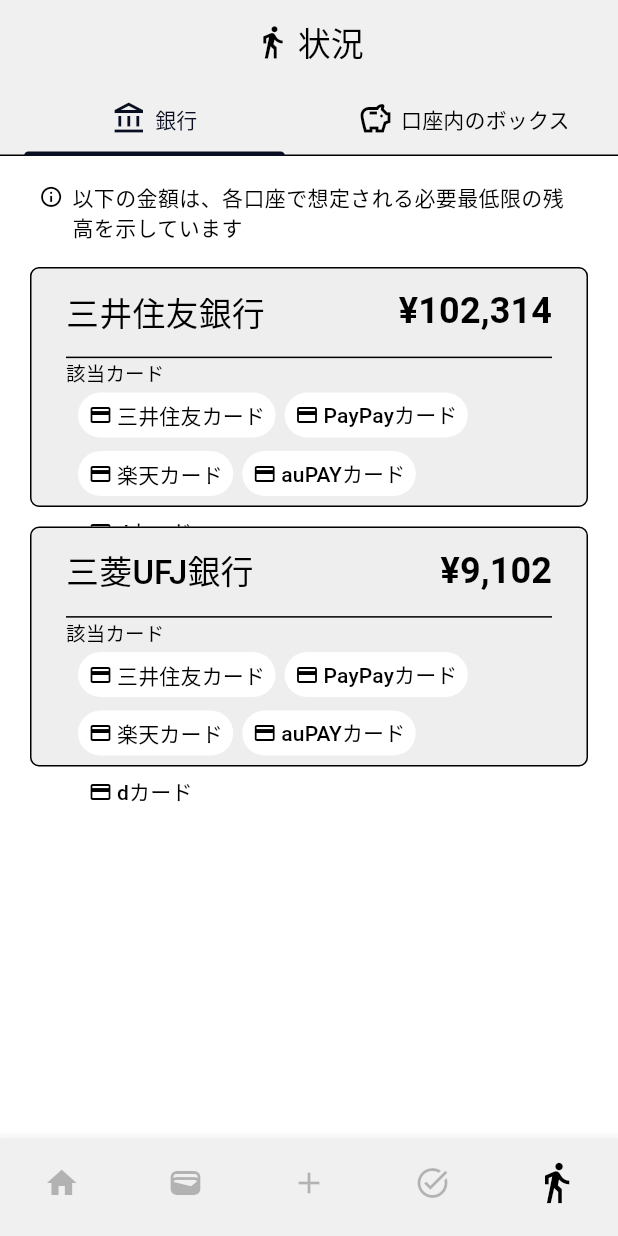
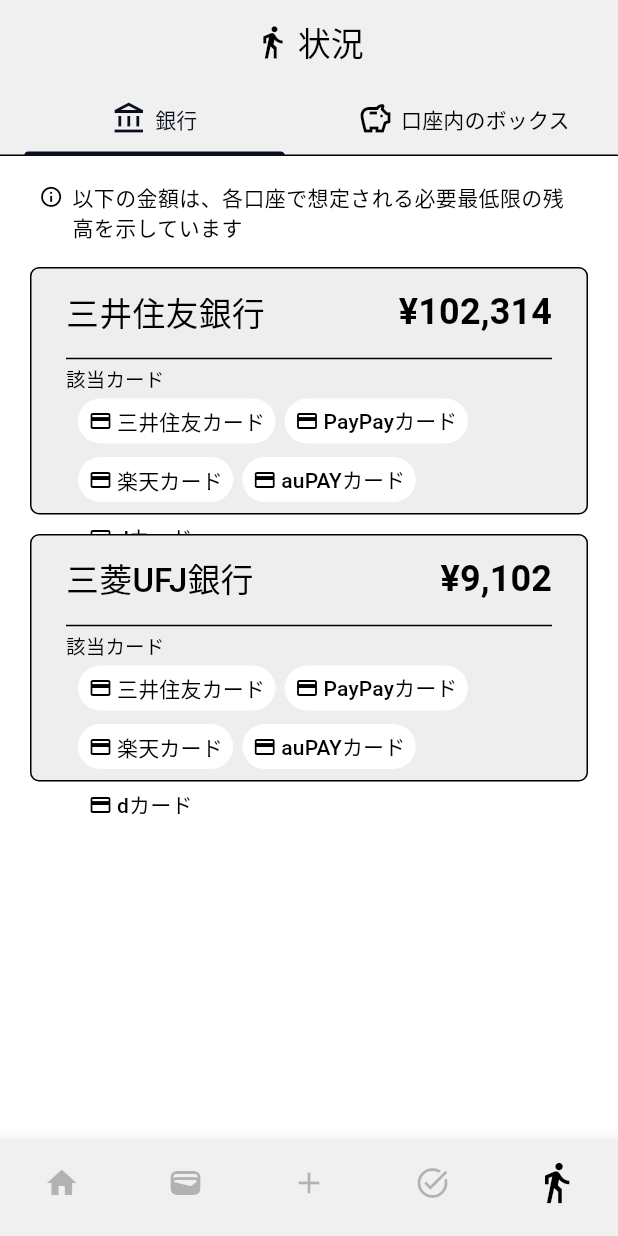
Before and after one commit to laughtaone/creeasy, a Flutter app: the screen it shows after launch, item 5 of the bottom bar chosen, on a phone screen of 412 x 824 dp. Run offline on Flutter 3.47's test engine with Material 3 defaults, Android fonts, the phone set to English and light mode, and no system bars; our stand-ins replace auto_size_text, font_awesome_flutter, settings_ui; Roboto replaces fonts that are missing (MPlus1p).

Commit message:
変更前：status_bank_tile_comp.dart>「該当カード」幅固定

```diff
--- a/lib/status/status_bank_tile_comp.dart
+++ b/lib/status/status_bank_tile_comp.dart
@@ -29,12 +29,12 @@ class StatusBankTileComp extends StatelessWidget {
           shape: RoundedRectangleBorder(
             borderRadius: BorderRadius.circular(6),
           ),
-          fixedSize: const Size.fromHeight(160)
+          fixedSize: const Size.fromHeight(165)
         ),
         child: Column(
           children: [
             // --------------------------------------------- 上部分 ---------------------------------------------
-            Flexible(
+            Expanded(
               flex: 3,
               child: Row(
                 mainAxisAlignment: MainAxisAlignment.spaceBetween,
@@ -66,9 +66,10 @@ class StatusBankTileComp extends StatelessWidget {
             // -------------------------------------------------------------------------------------------------
 
             const Divider(height: 2, color: Colors.black),
+            const SizedBox(height: 3),
 
             // --------------------------------------------- 下部分 ---------------------------------------------
-            Flexible(
+            Expanded(
               flex: 5,
               child: Column(
                 children: [
@@ -85,11 +86,13 @@ class StatusBankTileComp extends StatelessWidget {
                       padding: const EdgeInsets.only(left: 5, right: 5, top: 3, bottom: 3),
                       child: SizedBox(
                         width: double.infinity,
+                        height: 50,
                         child: Wrap(
-                          // alignment: WrapAlignment.center,
+                          alignment: WrapAlignment.start,
+                          crossAxisAlignment: WrapCrossAlignment.start,
                           spacing: 0, // アイテム間の水平スペース
                           runSpacing: 3.0, // アイテム間の垂直スペース
-                          children: gaitoCard.map((cardName) => cardIconNameComp(cardName)).toList(),
+                          children: gaitoCard.take(5).map((cardName) => cardIconNameComp(cardName)).toList(),
                         ),
                       ),
                     ),
```
